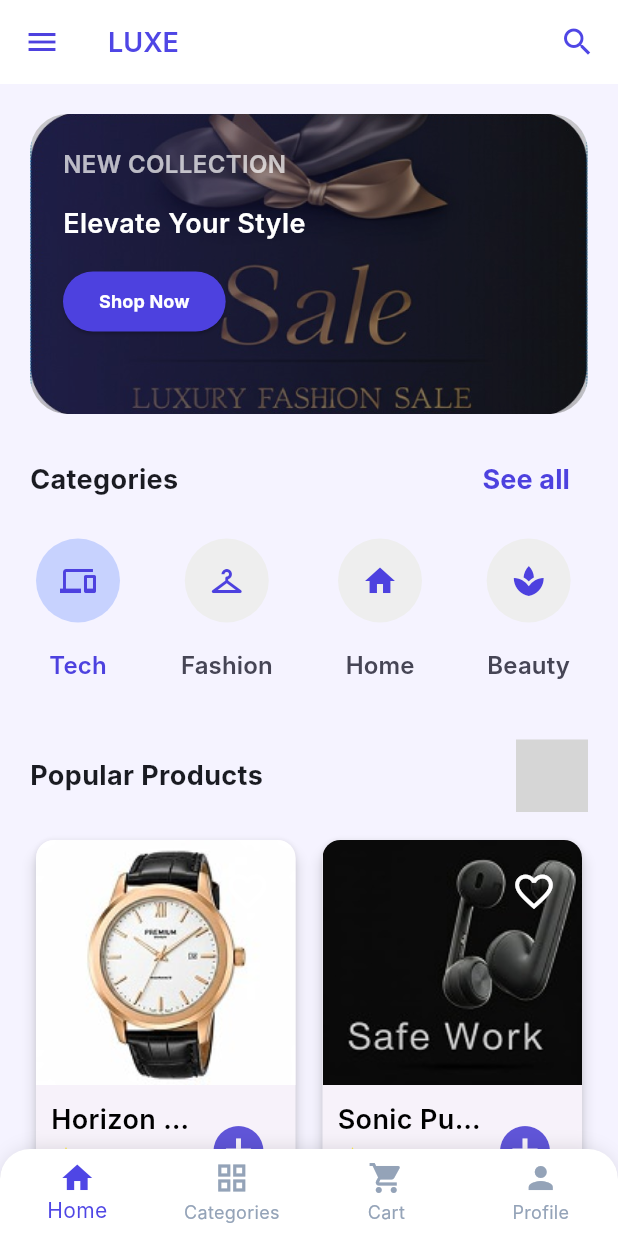
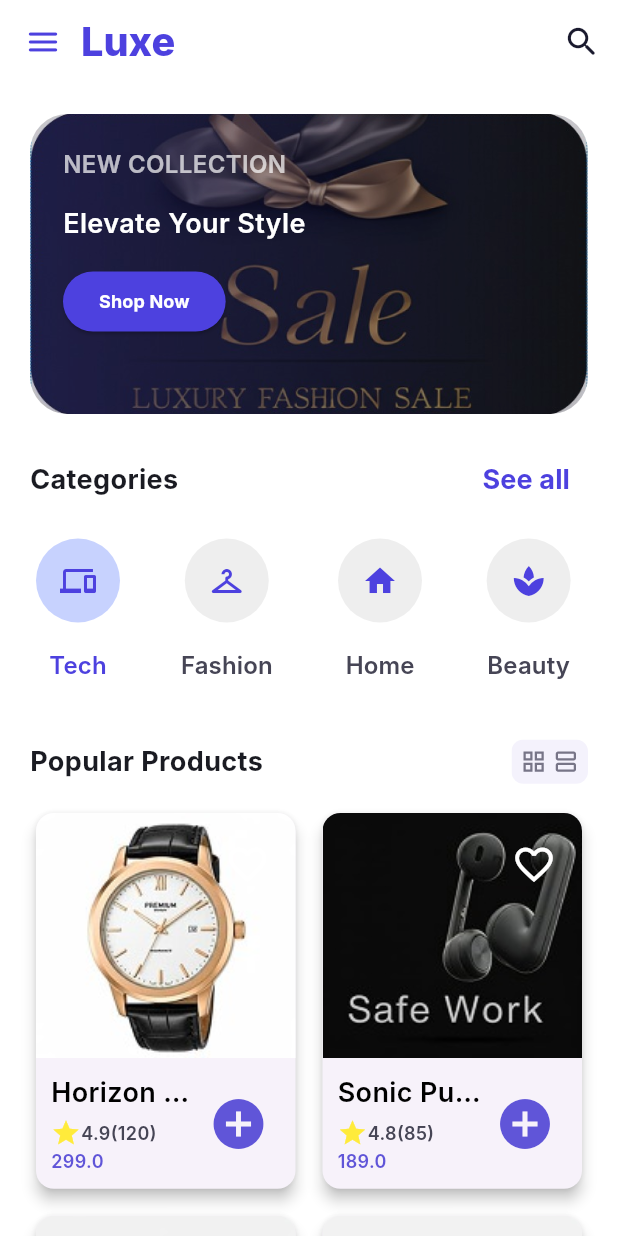
Before and after one commit to AbdoEmad11/nti_final_project, a Flutter app: the HomeScreen screen opened directly, on a phone screen of 412 x 824 dp. Run offline on Flutter 3.47's test engine with Material 3 defaults, Android fonts, the phone set to English and light mode, and no system bars; our stand-ins replace cached_network_image, equatable, flutter_bloc, flutter_screenutil, flutter_svg; network calls fail; Roboto replaces fonts that are missing (Inter); grey boxes are pictures that could not be loaded.

Commit message:
add app routes and implement main layout with custom bottom navigation bar

```diff
--- /dev/null
+++ b/lib/core/theme/app_routs.dart
@@ -0,0 +1,61 @@
+import 'package:flutter/material.dart';
+import 'package:nti_final_project/features/auth/view/screens/forgot_password_screen.dart';
+import 'package:nti_final_project/features/auth/view/screens/login_screen.dart';
+import 'package:nti_final_project/features/auth/view/screens/otp_screen.dart';
+import 'package:nti_final_project/features/auth/view/screens/register_screen.dart';
+import 'package:nti_final_project/features/auth/view/screens/reset_password_screen.dart';
+import 'package:nti_final_project/features/cart/view/screens/checkout_screen.dart';
+import 'package:nti_final_project/features/main_layout/main_layout_screen.dart';
+import 'package:nti_final_project/features/onboarding/view/screens/onboarding_screen.dart';
+import 'package:nti_final_project/features/onboarding/view/screens/splash_screen.dart';
+import 'package:nti_final_project/features/product/view/screens/product_details.dart';
+
+class AppRoutes {
+  static const String splash = '/';
+  static const String onboarding = '/onboarding';
+  static const String login = '/login';
+  static const String register = '/register';
+  static const String forgotPassword = '/forgot-password';
+  static const String otp = '/otp';
+  static const String resetPassword = '/reset-password';
+  static const String mainLayout = '/main-layout';
+  static const String productDetails = '/product-details';
+  static const String checkout = '/checkout';
+
+  static Route<dynamic> onGenerateRoute(RouteSettings settings) {
+    switch (settings.name) {
+      case splash:
+        return MaterialPageRoute(builder: (_) => const SplashScreen());
+
+      case onboarding:
+        return MaterialPageRoute(builder: (_) => const OnboardingScreen());
+
+      case login:
+        return MaterialPageRoute(builder: (_) => const LoginScreen());
+
+      case register:
+        return MaterialPageRoute(builder: (_) => const RegisterScreen());
+
+      case forgotPassword:
+        return MaterialPageRoute(builder: (_) => const ForgotPasswordScreen());
+
+      case otp:
+        return MaterialPageRoute(builder: (_) => const OtpVerificationScreen());
+
+      case resetPassword:
+        return MaterialPageRoute(builder: (_) => const ResetPasswordScreen());
+
+      case mainLayout:
+        return MaterialPageRoute(builder: (_) => const MainLayoutScreen());
+
+      case productDetails:
+        return MaterialPageRoute(builder: (_) => const ProductDetailsScreen());
+
+      case checkout:
+        return MaterialPageRoute(builder: (_) => const CheckoutScreen());
+
+      default:
+        return MaterialPageRoute(builder: (_) => const SplashScreen());
+    }
+  }
+}
--- a/lib/features/auth/view/screens/reset_password_screen.dart
+++ b/lib/features/auth/view/screens/reset_password_screen.dart
@@ -18,7 +18,9 @@
       backgroundColor: Color(0xffF5F3FF),
       appBar: AppBar(
         leading: IconButton(
-          onPressed: () {},
+          onPressed: () {
+            Navigator.pop(context);
+          },
           icon: Icon(Icons.arrow_back_outlined, color: Color(0xff4D41DF)),
         ),
         backgroundColor: Colors.white,
--- a/lib/features/cart/view/widgets/cart_widgets/order_summary_widget.dart
+++ b/lib/features/cart/view/widgets/cart_widgets/order_summary_widget.dart
@@ -86,8 +86,7 @@
                 color: Colors.white,
                 size: 25.sp,
               ),
-              onTap: () {
-              },
+              onTap: onCheckout,
             ),
         ],
       ),
--- a/lib/features/home/view/screens/home_screen.dart
+++ b/lib/features/home/view/screens/home_screen.dart
@@ -1,6 +1,7 @@
 
 import 'package:flutter/material.dart';
 import 'package:flutter_svg/flutter_svg.dart';
+import '../../../../core/widgets/app_bar_widget.dart';
 import '../../data/models/product_model.dart';
 import '../widgets/category_item_widget.dart';
 import '../widgets/product_item_widget.dart';
@@ -62,28 +63,7 @@
   @override
   Widget build(BuildContext context) {
     return Scaffold(
-      backgroundColor: Color(0xffF5F3FF),
-      appBar: AppBar(
-        leading: IconButton(
-          onPressed: () {},
-          icon: Icon(Icons.menu, color: Color(0xff4D41DF)),
-        ),
-        backgroundColor: Colors.white,
-        title: Text(
-          "LUXE",
-          style: TextStyle(
-            color: Color(0xff4F46E5),
-            fontSize: 18,
-            fontWeight: FontWeight.w600,
-          ),
-        ),
-        actions: [
-          Padding(
-            padding: EdgeInsets.only(right: 15),
-            child: Icon(Icons.search, color: Color(0xff4F46E5)),
-          ),
-        ],
-      ),
+      appBar: const LuxeAppBar(),
       body: SingleChildScrollView(
         padding: EdgeInsets.all(20),
         child: SafeArea(
@@ -226,42 +206,42 @@
           ),
         ),
       ),
-      bottomNavigationBar: Container(
-        decoration: BoxDecoration(
-          borderRadius: BorderRadius.only(
-            topLeft: Radius.circular(25),
-            topRight: Radius.circular(25),
-          ),
-          boxShadow: [BoxShadow(color: Colors.black12, blurRadius: 10)],
-        ),
-        child: ClipRRect(
-          borderRadius: BorderRadius.only(
-            topLeft: Radius.circular(20),
-            topRight: Radius.circular(20),
-          ),
-          child: BottomNavigationBar(
-            backgroundColor: Colors.white,
-            selectedItemColor: Color(0xff4F46E5),
-            unselectedItemColor: Color(0xff94A3B8),
-            type: BottomNavigationBarType.fixed,
-            items: [
-              BottomNavigationBarItem(icon: Icon(Icons.home), label: "Home"),
-              BottomNavigationBarItem(
-                icon: Icon(Icons.grid_view),
-                label: "Categories",
-              ),
-              BottomNavigationBarItem(
-                icon: Icon(Icons.shopping_cart),
-                label: "Cart",
-              ),
-              BottomNavigationBarItem(
-                icon: Icon(Icons.person),
-                label: "Profile",
-              ),
-            ],
-          ),
-        ),
-      ),
+      // bottomNavigationBar: Container(
+      //   decoration: BoxDecoration(
+      //     borderRadius: BorderRadius.only(
+      //       topLeft: Radius.circular(25),
+      //       topRight: Radius.circular(25),
+      //     ),
+      //     boxShadow: [BoxShadow(color: Colors.black12, blurRadius: 10)],
+      //   ),
+      //   child: ClipRRect(
+      //     borderRadius: BorderRadius.only(
+      //       topLeft: Radius.circular(20),
+      //       topRight: Radius.circular(20),
+      //     ),
+      //     child: BottomNavigationBar(
+      //       backgroundColor: Colors.white,
+      //       selectedItemColor: Color(0xff4F46E5),
+      //       unselectedItemColor: Color(0xff94A3B8),
+      //       type: BottomNavigationBarType.fixed,
+      //       items: [
+      //         BottomNavigationBarItem(icon: Icon(Icons.home), label: "Home"),
+      //         BottomNavigationBarItem(
+      //           icon: Icon(Icons.grid_view),
+      //           label: "Categories",
+      //         ),
+      //         BottomNavigationBarItem(
+      //           icon: Icon(Icons.shopping_cart),
+      //           label: "Cart",
+      //         ),
+      //         BottomNavigationBarItem(
+      //           icon: Icon(Icons.person),
+      //           label: "Profile",
+      //         ),
+      //       ],
+      //     ),
+      //   ),
+      // ),
     );
   }
 }
--- a/lib/features/home/view/widgets/product_item_widget.dart
+++ b/lib/features/home/view/widgets/product_item_widget.dart
@@ -1,6 +1,7 @@
 import 'dart:developer';
 
 import 'package:flutter/material.dart';
+import '../../../../core/theme/app_routs.dart';
 import '../../data/models/product_model.dart';
 
 class ProductItem extends StatefulWidget {
@@ -33,7 +34,9 @@
               child: Stack(
                 children: [
                   InkWell(
-                    onTap: () {},
+                    onTap: () {
+                      Navigator.pushNamed(context, AppRoutes.productDetails);
+                    },
                     child: Image.asset(
                       widget.product.image.toString(),
                       height: 170,
--- a/lib/features/onboarding/view/screens/onboarding_screen.dart
+++ b/lib/features/onboarding/view/screens/onboarding_screen.dart
@@ -1,6 +1,7 @@
 import 'package:flutter/material.dart';
 import 'package:flutter_screenutil/flutter_screenutil.dart';
 import '../../../../core/theme/app_colors.dart';
+import '../../../../core/theme/app_routs.dart';
 import '../../../../core/theme/app_text_styles.dart';
 import '../../../../core/utils/app_constants.dart';
 import '../../../../core/widgets/app_buttons.dart';
@@ -72,9 +73,7 @@
   }
 
   void _completeOnboarding() {
-    Navigator.of(context).pushReplacement(
-      MaterialPageRoute(builder: (_) => const CartScreen()),
-    );
+    Navigator.pushReplacementNamed(context, AppRoutes.login);
   }
 
   @override
--- a/lib/features/onboarding/view/screens/splash_screen.dart
+++ b/lib/features/onboarding/view/screens/splash_screen.dart
@@ -45,9 +45,7 @@
     // Navigate after delay
     Future.delayed(AppConstants.splashDuration, () {
       if (mounted) {
-        Navigator.of(context).pushReplacement(
-          MaterialPageRoute(builder: (_) => const OnboardingScreen()),
-        );
+        Navigator.pushReplacementNamed(context, '/onboarding');
       }
     });
   }
--- a/lib/features/product/view/screens/categories_screen.dart
+++ b/lib/features/product/view/screens/categories_screen.dart
@@ -17,7 +17,7 @@
   Widget build(BuildContext context) {
     return Scaffold(
       appBar: const LuxeAppBar(),
-      bottomNavigationBar: const CustomBottomNavBar(),
+      // bottomNavigationBar: const CustomBottomNavBar(),
       body: SafeArea(
         child: SingleChildScrollView(
           padding: const EdgeInsets.all(16),
--- a/lib/main.dart
+++ b/lib/main.dart
@@ -1,13 +1,7 @@
 import 'package:flutter/material.dart';
 import 'package:flutter_screenutil/flutter_screenutil.dart';
-import 'package:nti_final_project/core/styling/app_colors2.dart';
 import 'package:nti_final_project/core/styling/app_theme.dart';
-import 'package:nti_final_project/features/auth/view/screens/forgot_password_screen.dart';
-import 'package:nti_final_project/features/auth/view/screens/login_screen.dart';
-import 'package:nti_final_project/features/auth/view/screens/register_screen.dart';
-import 'package:nti_final_project/features/auth/view/widgets/primary_button_widget.dart';
-
-import 'features/product/view/screens/categories_screen.dart';
+import 'core/theme/app_routs.dart';
 
 void main() {
   runApp(const MyApp());
@@ -23,9 +17,9 @@
       builder: (context, child) {
         return MaterialApp(
           debugShowCheckedModeBanner: false,
-
           theme: AppTheme.ligthTheme,
-          home: CategoriesScreen(),
+          initialRoute: AppRoutes.splash,
+          onGenerateRoute: AppRoutes.onGenerateRoute,
         );
       },
     );
--- a/pubspec.yaml
+++ b/pubspec.yaml
@@ -64,7 +64,7 @@
 
   # To add assets to your application, add an assets section, like this:
   assets:
-    - assets/
+    - assets/icons/
     - assets/images/
   #   - images/a_dot_ham.jpeg
 
```
Also changed, not shown: lib/features/auth/view/screens/forgot_password_screen.dart (+8 -2 lines), lib/features/auth/view/screens/login_screen.dart (+20 -3 lines), lib/features/auth/view/screens/otp_screen.dart (+10 -3 lines), lib/features/auth/view/screens/register_screen.dart (+10 -1 lines), lib/features/cart/view/screens/cart_screen.dart (+9 -33 lines), lib/features/main_layout/main_layout_screen.dart (added, +55 -0 lines), lib/features/main_layout/widgets/custom_bottom_nav_bar.dart (added, +60 -0 lines), lib/generated/assets.dart.
